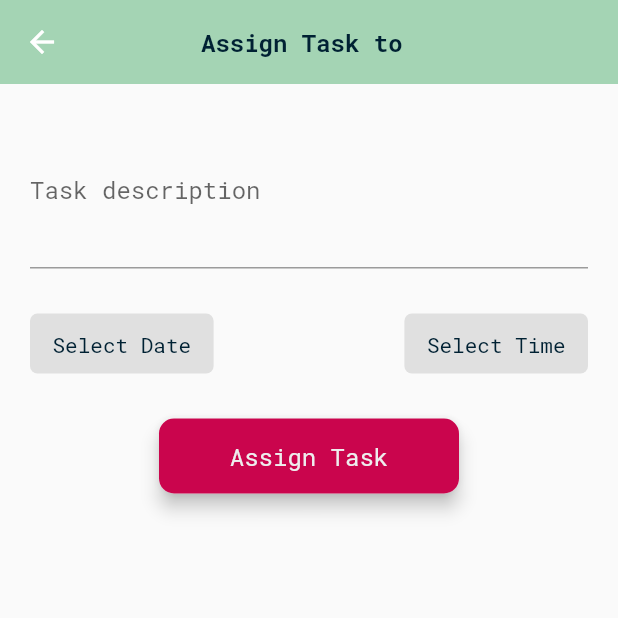
After one commit to DizzyMelo/efficient_meeting_app, a Flutter app: the AddTaskView screen opened by its route, on a phone screen of 412 x 824 dp, the top half of it. The commit adds this screen. Run offline on Flutter 3.47's test engine with Material 2 defaults, Android fonts, the phone set to English and light mode, and no system bars; our stand-ins replace badges, dio, expandable, flutter_dotenv, flutter_rating_stars, flutter_typeahead and 3 more; accounts and stored records are empty; project files that could hold a hidden picture were left out.

Commit message:
add task implemented

```diff
--- a/lib/core/api/api_client.dart
+++ b/lib/core/api/api_client.dart
@@ -74,7 +74,6 @@ class ApiClient {
 
       return serializer(apiResponse.body);
     } on ApiException {
-      // If the exception caught is an ApiException, then it isn't actually unexpected. We just throw it again
       rethrow;
     } on DioError catch (ex) {
       handleError(ex.response!);
--- /dev/null
+++ b/lib/core/api/response/task/add_task_response.dart
@@ -0,0 +1,36 @@
+// To parse this JSON data, do
+//
+//     final addTaskResponse = addTaskResponseFromJson(jsonString);
+
+import 'dart:convert';
+
+import 'package:efficient_meeting_app/core/api/response/response_object.dart';
+
+import '../../../entities/task_entity.dart';
+
+AddTaskResponse addTaskResponseFromJson(String str) =>
+    AddTaskResponse.fromJson(json.decode(str));
+
+String addTaskResponseToJson(AddTaskResponse data) =>
+    json.encode(data.toJson());
+
+class AddTaskResponse extends ResponseObject {
+  AddTaskResponse({
+    this.status,
+    this.task,
+  });
+
+  String? status;
+  Task? task;
+
+  factory AddTaskResponse.fromJson(Map<String, dynamic> json) =>
+      AddTaskResponse(
+        status: json["status"],
+        task: Task.fromJson(json["task"]),
+      );
+
+  Map<String, dynamic> toJson() => {
+        "status": status,
+        "task": task == null ? null : task!.toJson(),
+      };
+}
--- a/lib/core/components/custom_textfield_component.dart
+++ b/lib/core/components/custom_textfield_component.dart
@@ -8,12 +8,14 @@ class CustomTextFieldComponent extends StatelessWidget {
   final String label;
   final TextEditingController controller;
   final String? Function(String?)? validator;
+  final int maxLines;
 
   const CustomTextFieldComponent({
     Key? key,
     required this.label,
     required this.controller,
     this.validator,
+    this.maxLines = 1,
   }) : super(key: key);
 
   @override
@@ -22,6 +24,7 @@ class CustomTextFieldComponent extends StatelessWidget {
       children: [
         TextFormField(
           controller: controller,
+          maxLines: maxLines,
           validator: validator ?? GeneralUtils.defaultTextfieldValidator,
           style: CustomTextStyles.textMedium,
           decoration: InputDecoration(
--- /dev/null
+++ b/lib/core/components/datetime_button_component.dart
@@ -0,0 +1,34 @@
+import 'package:efficient_meeting_app/core/theme/fonts.dart';
+import 'package:flutter/material.dart';
+
+class DateTimeButtonComponent extends StatelessWidget {
+  final String title;
+  final void Function()? onPressed;
+  const DateTimeButtonComponent({
+    Key? key,
+    required this.title,
+    this.onPressed,
+  }) : super(key: key);
+
+  @override
+  Widget build(BuildContext context) {
+    return InkWell(
+      onTap: onPressed,
+      child: Container(
+        margin: const EdgeInsets.symmetric(vertical: 10),
+        padding: const EdgeInsets.symmetric(horizontal: 15, vertical: 10),
+        height: 40,
+        decoration: BoxDecoration(
+          color: Colors.grey[300],
+          borderRadius: BorderRadius.circular(5),
+        ),
+        child: Center(
+          child: Text(
+            title,
+            style: CustomTextStyles.textSmall,
+          ),
+        ),
+      ),
+    );
+  }
+}
--- /dev/null
+++ b/lib/modules/task/add/binding.dart
@@ -0,0 +1,10 @@
+import 'package:get/get.dart';
+
+import 'controller.dart';
+
+class AddTaskBiding extends Bindings {
+  @override
+  void dependencies() {
+    Get.lazyPut<AddTaskController>(() => AddTaskController());
+  }
+}
--- /dev/null
+++ b/lib/modules/task/add/controller.dart
@@ -0,0 +1,80 @@
+import 'package:efficient_meeting_app/core/api/clients/tasks_client.dart';
+import 'package:efficient_meeting_app/core/api/response/task/add_task_response.dart';
+import 'package:efficient_meeting_app/core/enums/default_colors.dart';
+import 'package:efficient_meeting_app/core/exceptions/unexpected_exception.dart';
+import 'package:efficient_meeting_app/core/utils/general_utils.dart';
+import 'package:efficient_meeting_app/providers/task_provider.dart';
+import 'package:flutter/material.dart';
+import 'package:get/get.dart';
+import 'package:provider/provider.dart';
+
+import '../../../core/entities/user_entity.dart';
+
+class AddTaskController extends GetxController {
+  var loading = false.obs;
+
+  var taskClient = TaskClient();
+
+  void requestDateInput(BuildContext context) async {
+    DateTime? date = await GeneralUtils.selectDate(context);
+
+    if (date != null) {
+      context.read<TaskProvider>().setDateToCompleteTask(date);
+    }
+  }
+
+  void requestTimeInput(BuildContext context) async {
+    TimeOfDay? time = await GeneralUtils.selectTime(context);
+
+    if (time != null) {
+      context.read<TaskProvider>().setTimeToCompleteTask(time);
+    }
+  }
+
+  assignTask(BuildContext context, {required String description}) async {
+    if (context.read<TaskProvider>().dateToCompleteTaskStr == "Select Date") {
+      GeneralUtils.showMessage(message: "Please, select a date");
+      return;
+    }
+    if (context.read<TaskProvider>().timeToCompleteTaskStr == "Select Time") {
+      GeneralUtils.showMessage(message: "Please, select a time");
+      return;
+    }
+
+    DateTime tempDate = context.read<TaskProvider>().dateToCompleteTask!;
+    TimeOfDay tempTime = context.read<TaskProvider>().timeToCompleteTask!;
+
+    DateTime date = DateTime(
+      tempDate.year,
+      tempDate.month,
+      tempDate.day,
+      tempTime.hour,
+      tempTime.minute,
+    );
+
+    Map<String, dynamic> body = {
+      "title": "Task assigned by ${User.user!.firstname}",
+      "description": description,
+      "assignedTo": context.read<TaskProvider>().user!.id,
+      "deadLine": date.toIso8601String(),
+      "createdBy": User.user!.id
+    };
+
+    loading.value = true;
+    try {
+      AddTaskResponse response =
+          await taskClient.assignTask(body) as AddTaskResponse;
+
+      if (response.status == "success") {
+        GeneralUtils.showMessage(
+            message: "Task assigned successfully!",
+            color: DefaultColor.success);
+      }
+    } on CustomException catch (e) {
+      GeneralUtils.showMessage(message: e.detail);
+    } finally {
+      loading.value = false;
+      context.read<TaskProvider>().unsetAll();
+    }
+  }
+}
--- /dev/null
+++ b/lib/modules/task/add/view.dart
@@ -0,0 +1,70 @@
+import 'package:efficient_meeting_app/core/components/custom_appbar_component.dart';
+import 'package:efficient_meeting_app/core/components/custom_buttom.dart';
+import 'package:efficient_meeting_app/core/components/custom_textfield_component.dart';
+import 'package:efficient_meeting_app/core/components/datetime_button_component.dart';
+import 'package:efficient_meeting_app/core/utils/general_utils.dart';
+import 'package:flutter/material.dart';
+import 'package:get/get.dart';
+import 'package:provider/provider.dart';
+import '../../../providers/task_provider.dart';
+import 'controller.dart';
+
+class AddTaskView extends GetView<AddTaskController> {
+  AddTaskView({Key? key}) : super(key: key);
+
+  final _formKey = GlobalKey<FormState>();
+  final _descriptionController = TextEditingController();
+  @override
+  Widget build(BuildContext context) {
+    return SafeArea(
+      child: Scaffold(
+        appBar: CustomAppBar(
+            title:
+                'Assign Task to ${context.watch<TaskProvider>().user!.firstname}'),
+        body: SingleChildScrollView(
+          padding: const EdgeInsets.all(20),
+          child: Form(
+            key: _formKey,
+            child: Column(
+              children: [
+                CustomTextFieldComponent(
+                  label: 'Task description',
+                  controller: _descriptionController,
+                  maxLines: 3,
+                  validator: GeneralUtils.defaultTextfieldValidator,
+                ),
+                Row(
+                  mainAxisAlignment: MainAxisAlignment.spaceBetween,
+                  children: [
+                    DateTimeButtonComponent(
+                        onPressed: () => controller.requestDateInput(context),
+                        title: context
+                            .watch<TaskProvider>()
+                            .dateToCompleteTaskStr),
+                    DateTimeButtonComponent(
+                        onPressed: () => controller.requestTimeInput(context),
+                        title:
+                            context.watch<TaskProvider>().timeToCompleteTaskStr)
+                  ],
+                ),
+                const SizedBox(height: 20),
+                Obx(
+                  () => CustomButtom(
+                    loading: controller.loading.value,
+                    title: 'Assign Task',
+                    function: () {
+                      if (_formKey.currentState!.validate()) {
+                        controller.assignTask(context,
+                            description: _descriptionController.text);
+                      }
+                    },
+                  ),
+                ),
+              ],
+            ),
+          ),
+        ),
+      ),
+    );
+  }
+}
--- a/lib/providers/counter_provider.dart
+++ b/lib/providers/counter_provider.dart
@@ -1,4 +1,4 @@
-import 'package:flutter/cupertino.dart';
+import 'package:flutter/material.dart';
 
 class Counter with ChangeNotifier {
   int _count = 0;
--- /dev/null
+++ b/lib/providers/task_provider.dart
@@ -0,0 +1,63 @@
+import 'package:efficient_meeting_app/core/entities/user_entity.dart';
+import 'package:flutter/material.dart';
+
+class TaskProvider with ChangeNotifier {
+  User? _user;
+  DateTime? _dateToCompleteTask;
+  TimeOfDay? _timeToCompleteTask;
+
+  User? get user => _user;
+  DateTime? get dateToCompleteTask => _dateToCompleteTask;
+  TimeOfDay? get timeToCompleteTask => _timeToCompleteTask;
+
+  String get dateToCompleteTaskStr => _formatDate(_dateToCompleteTask);
+  String get timeToCompleteTaskStr => _formatTime(_timeToCompleteTask);
+
+  setUserToAddTask(User user) {
+    _user = user;
+    notifyListeners();
+  }
+
+  unsetUserToAddTask() {
+    _user = null;
+    notifyListeners();
+  }
+
+  setDateToCompleteTask(DateTime date) {
+    _dateToCompleteTask = date;
+    notifyListeners();
+  }
+
+  setTimeToCompleteTask(TimeOfDay time) {
+    _timeToCompleteTask = time;
+    notifyListeners();
+  }
+
+  unsetDateToCompleteTast() {
+    _dateToCompleteTask = null;
+    notifyListeners();
+  }
+
+  unsetTimeToCompleteTast() {
+    _timeToCompleteTask = null;
+    notifyListeners();
+  }
+
+  unsetAll() {
+    unsetUserToAddTask();
+    unsetDateToCompleteTast();
+    unsetTimeToCompleteTast();
+  }
+
+  String _formatDate(DateTime? date) {
+    if (date == null) return 'Select Date';
+
+    return '${date.month}/${date.day}/${date.year}';
+  }
+
+  String _formatTime(TimeOfDay? time) {
+    if (time == null) return 'Select Time';
+
+    return '${time.hour}:${time.minute}';
+  }
+}
```
Also changed, not shown: lib/core/api/clients/tasks_client.dart (+15 -0 lines), lib/core/utils/general_utils.dart (+20 -0 lines), lib/main.dart (+8 -0 lines), lib/modules/meeting/details/components/participants_list_component.dart (+12 -5 lines).
